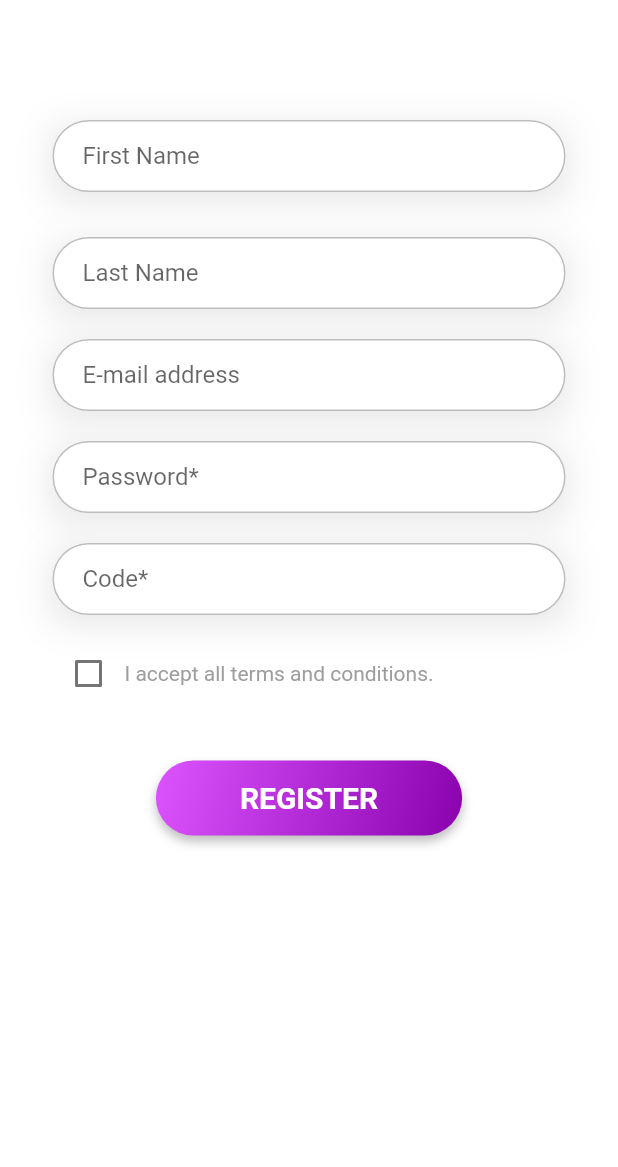
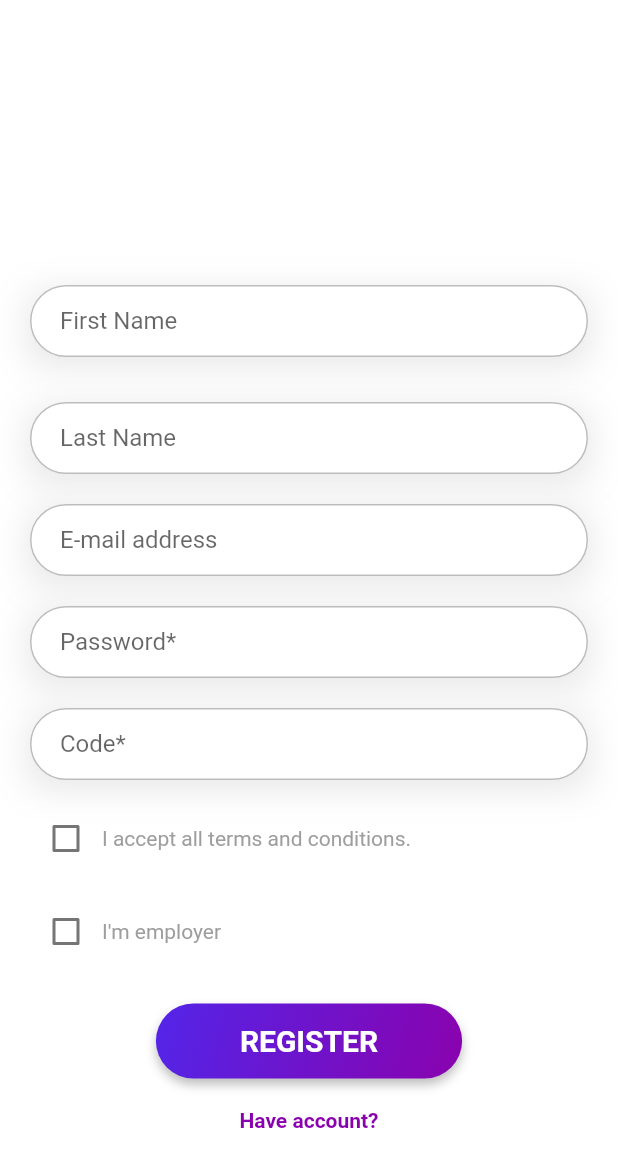
Before and after one commit to AkamazZz/FM_Flutter, a Flutter app: the RegistrationPage screen opened directly, on a phone screen of 412 x 824 dp. Shown: the top 1167 px of the screen. Run offline on Flutter 3.47's test engine with Material 2 defaults, Android fonts, the phone set to English and light mode, and no system bars; our stand-ins replace font_awesome_flutter, hexcolor.

Commit message:
Login and registration pages implementation

```diff
--- a/lib/main.dart
+++ b/lib/main.dart
@@ -1,3 +1,4 @@
+import 'package:find_master/pages/login_page.dart';
 import 'package:flutter/material.dart';
 import "package:find_master/pages/registration_page.dart";
 import 'package:hexcolor/hexcolor.dart';
@@ -7,7 +8,7 @@ void main() {
 }
 
 class MyApp extends StatelessWidget {
-  Color _primaryColor = HexColor('#DC54FE');
+  Color _primaryColor = HexColor('#5325E8');
   Color _accentColor = HexColor('#8A02AE');
 
    MyApp({Key? key}) : super(key: key);
@@ -24,7 +25,7 @@ class MyApp extends StatelessWidget {
         scaffoldBackgroundColor: Colors.grey.shade100,
         primarySwatch: Colors.grey,
       ),
-      home: RegistrationPage(),
+      home: LoginPage(),
     );
   }
 }
--- a/lib/pages/registration_page.dart
+++ b/lib/pages/registration_page.dart
@@ -1,3 +1,4 @@
+import 'package:flutter/gestures.dart';
 import 'package:flutter/material.dart';
 import 'package:find_master/common/theme_helper.dart';
 import 'package:font_awesome_flutter/font_awesome_flutter.dart';
@@ -15,24 +16,37 @@ class RegistrationPage extends  StatefulWidget{
 class _RegistrationPageState extends State<RegistrationPage>{
 
   final _formKey = GlobalKey<FormState>();
-  bool checkedValue = false;
-  bool checkboxValue = false;
 
+  bool termsCheckedValue = false;
+  bool termsCheckboxValue = false;
+
+  bool employerCheckedValue = false;
+  bool employerCheckboxValue = false;
+  double heightOfScreen = 0.0;
   @override
   Widget build(BuildContext context) {
     return Scaffold(
       backgroundColor: Colors.white,
+
       body: SingleChildScrollView(
+
+
         child: Stack(
+
           children: [
+            Align(
+              alignment: Alignment.bottomCenter,
 
+            ),
             Container(
-              margin: EdgeInsets.fromLTRB(25, 50, 25, 10),
-              padding: EdgeInsets.fromLTRB(10, 0, 10, 0),
-              alignment: Alignment.center,
+              padding: EdgeInsets.symmetric(vertical: 150,),
+              margin: EdgeInsets.fromLTRB(20, 10, 20, 10),
+
+
               child: Column(
                 children: [
                   Form(
+
                     key: _formKey,
                     child: Column(
                       children: [
@@ -106,10 +120,10 @@ class _RegistrationPageState extends State<RegistrationPage>{
                                 Row(
                                   children: <Widget>[
                                     Checkbox(
-                                        value: checkboxValue,
+                                        value: termsCheckboxValue,
                                         onChanged: (value) {
                                           setState(() {
-                                            checkboxValue = value!;
+                                            termsCheckboxValue = value!;
                                             state.didChange(value);
                                           });
                                         }),
@@ -128,14 +142,45 @@ class _RegistrationPageState extends State<RegistrationPage>{
                             );
                           },
                           validator: (value) {
-                            if (!checkboxValue) {
+                            if (!termsCheckboxValue) {
                               return 'You need to accept terms and conditions';
                             } else {
                               return null;
                             }
                           },
                         ),
-                        SizedBox(height: 20.0),
+                        SizedBox(height: 0.0),
+                        FormField(
+                          builder: (state) {
+                            return Column(
+                              children: <Widget>[
+                                Row(
+                                  children: <Widget>[
+                                    Checkbox(
+                                        value: employerCheckboxValue,
+                                        onChanged: (value) {
+                                          setState(() {
+                                            employerCheckboxValue = value!;
+                                            state.didChange(value);
+                                          });
+                                        }),
+                                    Text("I'm employer", style: TextStyle(color: Colors.grey),),
+                                  ],
+                                ),
+                                Container(
+                                  alignment: Alignment.centerLeft,
+                                  child: Text(
+                                    state.errorText ?? '',
+                                    textAlign: TextAlign.left,
+                                    style: TextStyle(color: Theme.of(context).errorColor,fontSize: 12,),
+                                  ),
+                                )
+                              ],
+                            );
+                          },
+
+                        ),
+                        SizedBox(height: 10.0),
                         Container(
                           decoration: ThemeHelper().buttonBoxDecoration(context),
                           child: ElevatedButton(
@@ -163,6 +208,25 @@ class _RegistrationPageState extends State<RegistrationPage>{
                             },
                           ),
                         ),
+                        Container(
+                          margin: EdgeInsets.fromLTRB(10,20,10,20),
+                          //child: Text('Don\'t have an account? Create'),
+                          child: Text.rich(
+                              TextSpan(
+                                  children: [
+
+                                    TextSpan(
+                                      text: 'Have account?',
+                                      recognizer: TapGestureRecognizer()
+                                        ..onTap = (){
+                                          Navigator.push(context, MaterialPageRoute(builder: (context) => LoginPage()));
+                                        },
+                                      style: TextStyle(fontWeight: FontWeight.bold, color: Theme.of(context).accentColor),
+                                    ),
+                                  ]
+                              )
+                          ),
+                        ),
 
                       ],
                     ),
@@ -172,7 +236,8 @@ class _RegistrationPageState extends State<RegistrationPage>{
             ),
           ],
         ),
-      ),
+        ),
+
     );
   }
 
```
